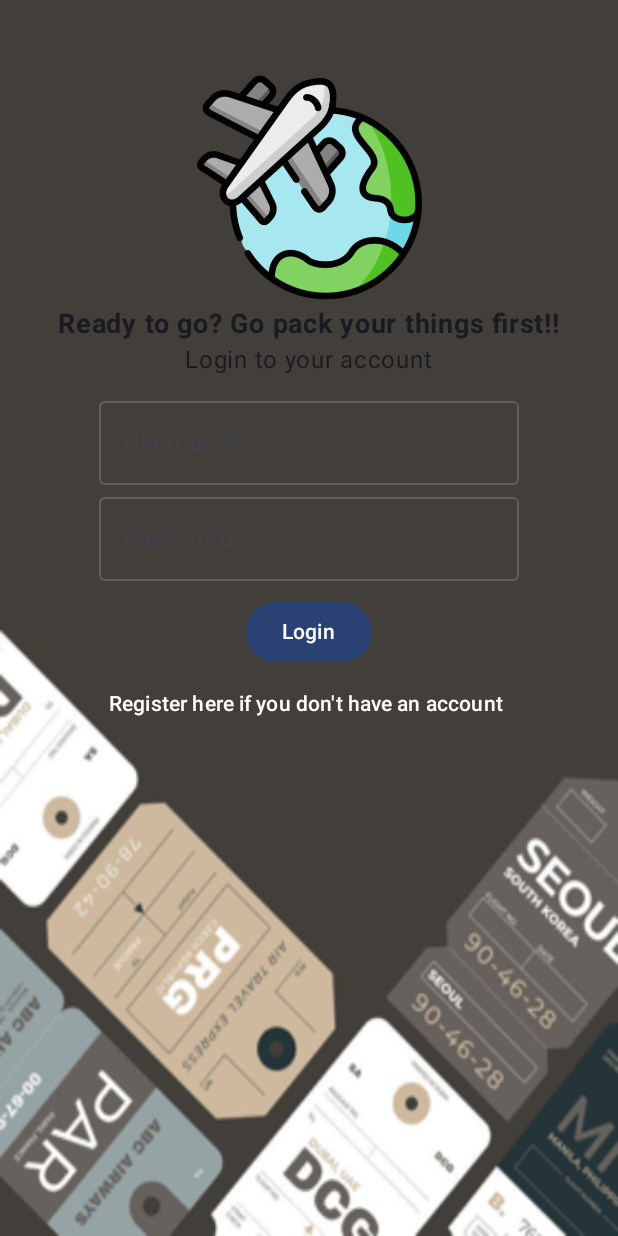
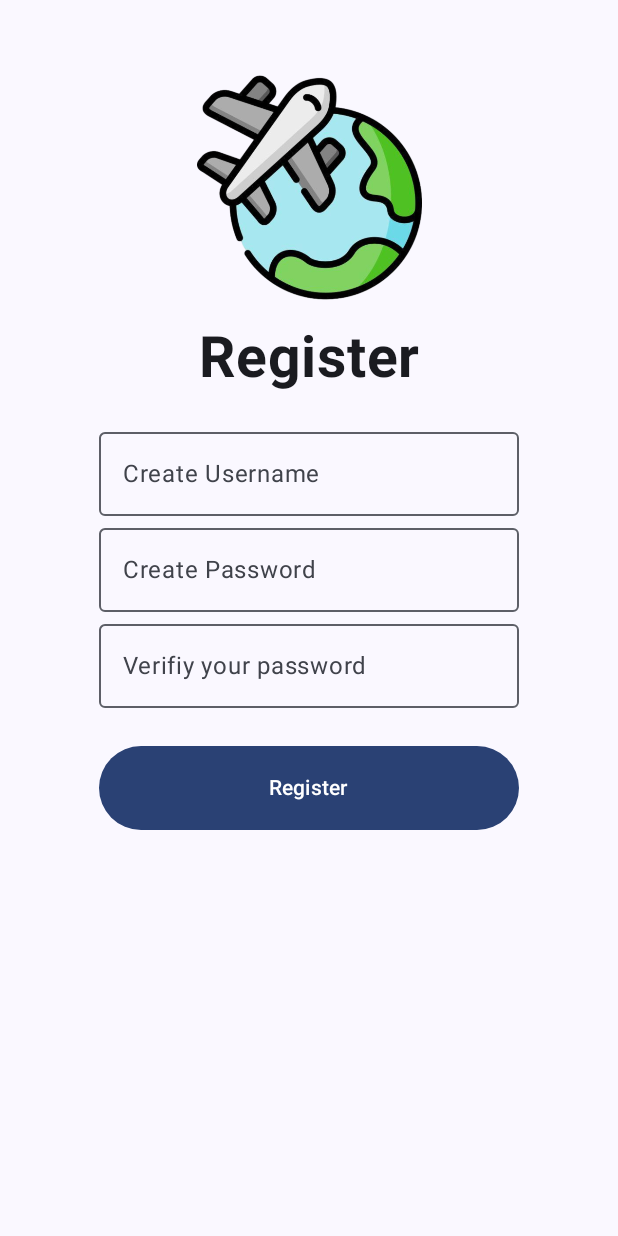
Before and after one commit to mariael30/packers, an Android app built with Jetpack Compose: the screen it shows after launch (MainActivity), after a tap on "Register here if you don't have an accou", on a phone screen of 412 x 824 dp. Run offline under Robolectric (Android 15) with nearby library versions, the phone set to English and light mode, and no system bars.

Commit message:
login dan register terinisialisasi dengan datastore

```diff
--- a/app/build.gradle.kts
+++ b/app/build.gradle.kts
@@ -75,6 +75,7 @@ dependencies {
     implementation("androidx.room:room-ktx:2.6.1")
     implementation("androidx.room:room-runtime:2.6.1")
     implementation("androidx.room:room-ktx:2.6.1")
+    implementation("androidx.datastore:datastore-preferences:1.0.0")
     ksp("androidx.room:room-compiler:2.6.1")
     testImplementation("junit:junit:4.13.2")
     androidTestImplementation("androidx.test.ext:junit:1.1.5")
--- a/app/src/main/java/org/d3if3137/packers/MainActivity.kt
+++ b/app/src/main/java/org/d3if3137/packers/MainActivity.kt
@@ -1,57 +1,23 @@
 package org.d3if3137.packers
 
-import android.content.res.Configuration
+import android.content.Intent
 import android.os.Bundle
 import androidx.activity.ComponentActivity
 import androidx.activity.compose.setContent
-import androidx.compose.foundation.Image
-import androidx.compose.foundation.layout.Arrangement
-import androidx.compose.foundation.layout.Box
-import androidx.compose.foundation.layout.Column
-import androidx.compose.foundation.layout.PaddingValues
 import androidx.compose.foundation.layout.fillMaxSize
-import androidx.compose.foundation.layout.fillMaxWidth
-import androidx.compose.foundation.layout.padding
-import androidx.compose.foundation.layout.size
-import androidx.compose.material3.Button
-import androidx.compose.material3.ExperimentalMaterial3Api
 import androidx.compose.material3.MaterialTheme
-import androidx.compose.material3.Scaffold
 import androidx.compose.material3.Surface
-import androidx.compose.material3.Text
-import androidx.compose.material3.TopAppBar
-import androidx.compose.material3.TopAppBarDefaults
-import androidx.compose.runtime.Composable
-import androidx.compose.ui.Alignment
+import androidx.compose.runtime.collectAsState
+import androidx.compose.runtime.getValue
 import androidx.compose.ui.Modifier
-import androidx.compose.ui.layout.ContentScale
-import androidx.compose.ui.node.ModifierNodeElement
-import androidx.compose.ui.res.painterResource
-import androidx.compose.ui.res.stringResource
-import androidx.compose.ui.tooling.preview.Preview
-import androidx.compose.ui.unit.dp
-import androidx.core.content.ContextCompat.startActivity
-import android.content.Context
-import androidx.compose.foundation.layout.Spacer
-import androidx.compose.foundation.layout.height
-import androidx.compose.runtime.*
 import androidx.compose.ui.platform.LocalContext
-import androidx.compose.ui.text.font.FontWeight
-import androidx.compose.ui.unit.sp
-import androidx.lifecycle.viewmodel.compose.viewModel
-import androidx.compose.material3.*
-import androidx.compose.ui.graphics.Color
 import androidx.navigation.NavController
 import androidx.navigation.compose.rememberNavController
-import org.d3if3137.packers.database.PacksDb
 import org.d3if3137.packers.navigation.SetupNavGraph
-//import androidx.compose.ui.platform.AmbientContext
-//import kotlinx.coroutines.flow.internal.NoOpContinuation.context
+import org.d3if3137.packers.ui.theme.ListActivity
 import org.d3if3137.packers.ui.theme.PackersTheme
 
-
 class MainActivity : ComponentActivity() {
-
     override fun onCreate(savedInstanceState: Bundle?) {
         super.onCreate(savedInstanceState)
         setContent {
@@ -66,87 +32,3 @@ class MainActivity : ComponentActivity() {
         }
     }
 }
-
-    @OptIn(ExperimentalMaterial3Api::class)
-    @Composable
-    fun MainScreen(content: @Composable (Modifier) -> Unit) {
-        Scaffold(
-
-        ) { padding ->
-            content(Modifier.padding(padding))
-        }
-    }
-
-    @Composable
-    fun Start(navController: NavController) {
-        MainScreen { modifier ->
-            val context = LocalContext.current
-
-            Box(
-                modifier = modifier.fillMaxSize()
-            ){
-                Image(
-                    painter = painterResource(id = R.drawable.bggg),
-                    contentDescription = stringResource(R.string.gambar),
-                    contentScale = ContentScale.FillBounds,
-                    modifier = Modifier.matchParentSize()
-                )
-            }
-            Column(
-                modifier = Modifier
-                    .fillMaxSize()
-                    .padding(top = 50.dp),
-                horizontalAlignment = Alignment.CenterHorizontally
-            ){
-                Image(painter = painterResource(id = R.drawable.logo_packers),
-                    contentDescription = stringResource(R.string.logo_login),
-                    modifier = Modifier.size(150.dp)
-                )
-                Spacer(modifier = Modifier.height(4.dp))
-
-                Text(text = stringResource(R.string.opening),
-                    fontSize = 18.sp,
-                    fontWeight = FontWeight.Bold)
-
-                Text(text = stringResource(R.string.login_first))
-
-                Spacer(modifier = Modifier.height(7.dp))
-
-                OutlinedTextField(
-                    value = "",
-                    onValueChange = {},
-                    label = {
-                    Text(text = stringResource(R.string.username))
-                })
-
-                OutlinedTextField(
-                    value = "",
-                    onValueChange = {},
-                    label = {
-                        Text(text = stringResource(R.string.password))
-                    }
-                )
-                Spacer(modifier = Modifier.height(10.dp))
-
-                Button(onClick = { /*TODO*/ }) {
-                    Text(text = stringResource(id = R.string.login))
-                }
-                TextButton(onClick = {},
-                    colors = ButtonDefaults.textButtonColors(
-                        contentColor = Color.White)
-                    ){
-                    Text(text = stringResource(id = R.string.dont_have_account))
-                }
-            }
-        }
-    }
-
-
-@Preview(uiMode = Configuration.UI_MODE_NIGHT_YES, showBackground = true)
-@Preview(showBackground = true)
-@Composable
-fun ScreenPreview() {
-    PackersTheme {
-        Start(rememberNavController())
-    }
-}
--- /dev/null
+++ b/app/src/main/java/org/d3if3137/packers/MainScreen.kt
@@ -0,0 +1,181 @@
+package org.d3if3137.packers
+
+import android.content.res.Configuration
+import androidx.compose.foundation.Image
+import androidx.compose.foundation.interaction.DragInteraction
+import androidx.compose.foundation.layout.Box
+import androidx.compose.foundation.layout.Column
+import androidx.compose.foundation.layout.fillMaxSize
+import androidx.compose.foundation.layout.padding
+import androidx.compose.foundation.layout.size
+import androidx.compose.material3.Button
+import androidx.compose.material3.MaterialTheme
+import androidx.compose.material3.Surface
+import androidx.compose.material3.Text
+import androidx.compose.runtime.Composable
+import androidx.compose.ui.Alignment
+import androidx.compose.ui.Modifier
+import androidx.compose.ui.layout.ContentScale
+import androidx.compose.ui.res.painterResource
+import androidx.compose.ui.res.stringResource
+import androidx.compose.ui.tooling.preview.Preview
+import androidx.compose.ui.unit.dp
+import androidx.compose.foundation.layout.Spacer
+import androidx.compose.foundation.layout.height
+import androidx.compose.ui.platform.LocalContext
+import androidx.compose.ui.text.font.FontWeight
+import androidx.compose.ui.unit.sp
+import androidx.compose.material3.*
+import androidx.compose.runtime.collectAsState
+import androidx.compose.runtime.getValue
+import androidx.compose.runtime.mutableStateOf
+import androidx.compose.runtime.remember
+import androidx.compose.runtime.rememberCoroutineScope
+import androidx.compose.runtime.setValue
+import androidx.compose.ui.graphics.Color
+import androidx.compose.ui.text.input.PasswordVisualTransformation
+import androidx.navigation.NavController
+import androidx.navigation.NavHostController
+import androidx.navigation.compose.rememberNavController
+import kotlinx.coroutines.flow.first
+import kotlinx.coroutines.launch
+import org.d3if3137.packers.datastore.StoreRegister
+import org.d3if3137.packers.ui.theme.PackersTheme
+
+
+//class MainActivity : ComponentActivity() {
+//    private lateinit var userPreferences: UserPreferences
+//
+//    override fun onCreate(savedInstanceState: Bundle?) {
+//        super.onCreate(savedInstanceState)
+//        userPreferences = UserPreferences(this)
+//        setContent {
+//            PackersTheme {
+//                Surface (
+//                    modifier = Modifier.fillMaxSize(),
+//                    color = MaterialTheme.colorScheme.background
+//                ){
+//                    val navController = rememberNavController()
+//                    val isLoggedIn by userPreferences.isLoggedIn.collectAsState(initial = false)
+//                    if(isLoggedIn){
+//                        startActivity(Intent(this,ListActivity::class.java))
+//                        finish()
+//                    } else {
+//                        Start(navController, userPreferences)
+//                    }
+//                }
+//            }
+//        }
+//    }
+//}
+
+@Composable
+fun MainScreen(navController: NavController) {
+    PackersTheme {
+        Surface(
+            modifier = Modifier.fillMaxSize(),
+            color = MaterialTheme.colorScheme.background
+        ) {
+            Start(rememberNavController())
+        }
+    }
+}
+
+@Composable
+fun Start(navController: NavController) {
+    val context = LocalContext.current
+    val scope = rememberCoroutineScope()
+    val dataStore = remember { StoreRegister(context) }
+    var username by remember { mutableStateOf("") }
+    var password by remember { mutableStateOf("") }
+
+    Box(
+        modifier = Modifier.fillMaxSize()
+    ) {
+        Image(
+            painter = painterResource(id = R.drawable.bggg),
+            contentDescription = stringResource(R.string.gambar),
+            contentScale = ContentScale.FillBounds,
+            modifier = Modifier.matchParentSize()
+        )
+    }
+
+    Column(
+        modifier = Modifier
+            .fillMaxSize()
+            .padding(top = 50.dp),
+        horizontalAlignment = Alignment.CenterHorizontally
+    ) {
+        Image(
+            painter = painterResource(id = R.drawable.logo_packers),
+            contentDescription = stringResource(R.string.logo_login),
+            modifier = Modifier.size(150.dp)
+        )
+        Spacer(modifier = Modifier.height(4.dp))
+
+        Text(
+            text = stringResource(R.string.opening),
+            fontSize = 18.sp,
+            fontWeight = FontWeight.Bold
+        )
+
+        Text(text = stringResource(R.string.login_first))
+
+        Spacer(modifier = Modifier.height(7.dp))
+
+        OutlinedTextField(
+            value = username,
+            onValueChange = { username = it },
+            label = { Text(text = stringResource(R.string.username)) }
+        )
+
+        OutlinedTextField(
+            value = password,
+            onValueChange = { password = it },
+            label = { Text(text = stringResource(R.string.password)) },
+            visualTransformation = PasswordVisualTransformation()
+        )
+
+        Spacer(modifier = Modifier.height(10.dp))
+
+        Button(
+            onClick = {
+                scope.launch {
+                    val savedUsername = dataStore.getUsername.first() ?: ""
+                    val savedPassword = dataStore.getPassword.first() ?: ""
+
+                    if (username == savedUsername && password == savedPassword) {
+                        navController.navigate(Screen.ListBarang.route)
+                    } else {
+
+                    }
+                }
+            },
+            modifier = Modifier.padding(horizontal = 16.dp)
+        ) {
+            Text(text = stringResource(id = R.string.login))
+        }
+
+        TextButton(
+            onClick = {
+                navController.navigate(Screen.FormRegister.route)
+            },
+            colors = ButtonDefaults.textButtonColors(
+                contentColor = Color.White
+            )
+        ) {
+            Text(text = stringResource(id = R.string.dont_have_account))
+        }
+    }
+}
+
+
+
+@Preview(uiMode = Configuration.UI_MODE_NIGHT_YES, showBackground = true)
+@Preview(showBackground = true)
+@Composable
+fun ScreenPreview() {
+    PackersTheme {
+        Start(rememberNavController())
+    }
+}
--- a/app/src/main/java/org/d3if3137/packers/Register.kt
+++ b/app/src/main/java/org/d3if3137/packers/Register.kt
@@ -1,90 +1,146 @@
 package org.d3if3137.packers
 
 import android.content.res.Configuration
+import android.widget.Toast
 import androidx.compose.foundation.Image
+import androidx.compose.foundation.background
 import androidx.compose.foundation.layout.Column
 import androidx.compose.foundation.layout.Spacer
+import androidx.compose.foundation.layout.fillMaxHeight
 import androidx.compose.foundation.layout.fillMaxSize
 import androidx.compose.foundation.layout.fillMaxWidth
 import androidx.compose.foundation.layout.height
 import androidx.compose.foundation.layout.padding
 import androidx.compose.foundation.layout.size
+import androidx.compose.foundation.layout.width
 import androidx.compose.material3.Button
-import androidx.compose.material3.ButtonDefaults
-import androidx.compose.material3.MaterialTheme
 import androidx.compose.material3.OutlinedTextField
+import androidx.compose.material3.Snackbar
+import androidx.compose.material3.Surface
 import androidx.compose.material3.Text
 import androidx.compose.material3.TextButton
 import androidx.compose.runtime.Composable
+import androidx.compose.runtime.getValue
+import androidx.compose.runtime.mutableStateOf
+import androidx.compose.runtime.remember
+import androidx.compose.runtime.rememberCoroutineScope
+import androidx.compose.runtime.rememberUpdatedState
+import androidx.compose.runtime.setValue
 import androidx.compose.ui.Alignment
 import androidx.compose.ui.Modifier
 import androidx.compose.ui.graphics.Color
+import androidx.compose.ui.platform.LocalContext
+import androidx.compose.ui.platform.LocalSoftwareKeyboardController
 import androidx.compose.ui.res.painterResource
 import androidx.compose.ui.res.stringResource
 import androidx.compose.ui.text.font.FontWeight
+import androidx.compose.ui.text.input.PasswordVisualTransformation
+import androidx.compose.ui.text.style.TextAlign
 import androidx.compose.ui.tooling.preview.Preview
 import androidx.compose.ui.unit.dp
 import androidx.compose.ui.unit.sp
+import androidx.navigation.NavController
+import androidx.navigation.compose.rememberNavController
+import kotlinx.coroutines.Dispatchers
+import kotlinx.coroutines.launch
+import kotlinx.coroutines.withContext
+import org.d3if3137.packers.datastore.StoreRegister
 import org.d3if3137.packers.ui.theme.PackersTheme
 
+
 @Composable
-fun Register(){
+fun Register(navController: NavController){
+    val context = LocalContext.current
+    val scope = rememberCoroutineScope()
+    val dataStore = StoreRegister(context)
+    val keyboardController = LocalSoftwareKeyboardController.current
+    var username by remember { mutableStateOf("") }
+    var password by remember { mutableStateOf("") }
+    var verifiyPassword by remember { mutableStateOf("") }
     Column(
         modifier = Modifier
             .fillMaxSize()
-            .padding(),
+            .padding(top = 50.dp),
         horizontalAlignment = Alignment.CenterHorizontally
-    ){
+    ) {
+        Image(
+            painter = painterResource(id = R.drawable.logo_packers),
+            contentDescription = stringResource(R.string.logo_login),
+            modifier = Modifier.size(150.dp)
+        )
+        Surface(
+            modifier = Modifier
+                .fillMaxSize()
+                .background(Color.Gray)
+        ) {
             Text(
                 text = stringResource(R.string.register),
                 modifier = Modifier
                     .fillMaxWidth()
                     .padding(16.dp),
+                textAlign = TextAlign.Center,
                 fontSize = 38.sp,
                 fontWeight = FontWeight.Bold
             )
             Column(
                 modifier = Modifier
                     .fillMaxSize()
-                .padding(top = 50.dp),
+                    .padding(top = 80.dp),
                 horizontalAlignment = Alignment.CenterHorizontally
-        ){
+            ) {
                 OutlinedTextField(
-                value = "",
-                onValueChange = {},
+                    value = username,
+                    onValueChange = {username = it},
                     label = {
                         Text(text = stringResource(R.string.input_username))
                     })
 
                 OutlinedTextField(
-                value = "",
-                onValueChange = {},
+                    value = password,
+                    onValueChange = {password = it},
                     label = {
                         Text(text = stringResource(R.string.input_password))
-                }
+                    },
+                    visualTransformation = PasswordVisualTransformation()
                 )
 
                 OutlinedTextField(
-                value = "",
-                onValueChange = {},
+                    value = verifiyPassword,
+                    onValueChange = {verifiyPassword = it},
                     label = {
                         Text(text = stringResource(R.string.verify_password))
-                })
+                    },
+                    visualTransformation = PasswordVisualTransformation()
+                )
 
-            Spacer(modifier = Modifier.height(10.dp))
+                Spacer(modifier = Modifier.height(25.dp))
 
-            Button(onClick = { /*TODO*/ }) {
+                Button(
+                    onClick = {
+                              scope.launch {
+                                  dataStore.saveUsername(username)
+                                  dataStore.savePassword(password)
+                                  navController.navigate(Screen.Home.route)
+                                  keyboardController?.hide()
+                              }
+                    },
+                    modifier = Modifier
+                        .width(280.dp)
+                        .height(56.dp)
+                ){
                     Text(text = stringResource(id = R.string.register))
                 }
             }
         }
     }
+}
+
 
 @Preview(uiMode = Configuration.UI_MODE_NIGHT_YES, showBackground = true)
 @Preview(showBackground = true)
 @Composable
 fun PreviewRegister() {
     PackersTheme {
-        Register()
+        Register(rememberNavController())
     }
 }
--- a/app/src/main/java/org/d3if3137/packers/Screen.kt
+++ b/app/src/main/java/org/d3if3137/packers/Screen.kt
@@ -4,4 +4,5 @@ sealed class Screen(val route: String) {
     data object Home: Screen("Start")
     data object ListBarang: Screen("ListScreen")
     data object FormBarang: Screen("DetailList")
+    data object FormRegister: Screen("Register")
 }
--- /dev/null
+++ b/app/src/main/java/org/d3if3137/packers/UserPreferences.kt
@@ -0,0 +1,11 @@
+package org.d3if3137.packers
+
+import android.content.Context
+import androidx.datastore.preferences.core.booleanPreferencesKey
+import androidx.datastore.preferences.core.edit
+import androidx.datastore.preferences.core.stringPreferencesKey
+import androidx.datastore.preferences.preferencesDataStore
+import kotlinx.coroutines.flow.Flow
+import kotlinx.coroutines.flow.map
+
+private val Context.dataStore by preferencesDataStore("user_prefs")
--- /dev/null
+++ b/app/src/main/java/org/d3if3137/packers/datastore/StoreRegister.kt
@@ -0,0 +1,39 @@
+package org.d3if3137.packers.datastore
+
+import android.content.Context
+import androidx.datastore.core.DataStore
+import androidx.datastore.preferences.core.Preferences
+import androidx.datastore.preferences.core.edit
+import androidx.datastore.preferences.core.stringPreferencesKey
+import androidx.datastore.preferences.preferencesDataStore
+import kotlinx.coroutines.flow.Flow
+import kotlinx.coroutines.flow.map
+
+class StoreRegister(private val context: Context) {
+    companion object{
+        private val Context.dataStore: DataStore<Preferences> by preferencesDataStore("user_prefs")
+        val USERNAME_KEY = stringPreferencesKey("username")
+        val PASSWORD_KEY = stringPreferencesKey("password")
+    }
+
+    val getUsername: Flow<String?> = context.dataStore.data
+        .map { preferences ->
+            preferences[USERNAME_KEY] ?: ""
+        }
+
+    suspend fun saveUsername(name:String){
+        context.dataStore.edit { preferences ->
+            preferences[USERNAME_KEY] = name
+        }
+    }
+    val getPassword: Flow<String?> = context.dataStore.data
+        .map { preferences ->
+            preferences[PASSWORD_KEY] ?: ""
+        }
+
+    suspend fun savePassword(name:String){
+        context.dataStore.edit { preferences ->
+            preferences[PASSWORD_KEY] = name
+        }
+    }
+}
--- a/app/src/main/java/org/d3if3137/packers/navigation/SetupNavGraph.kt
+++ b/app/src/main/java/org/d3if3137/packers/navigation/SetupNavGraph.kt
@@ -1,12 +1,14 @@
 package org.d3if3137.packers.navigation
 
 import androidx.compose.runtime.Composable
+import androidx.compose.ui.platform.LocalContext
 import androidx.navigation.NavHostController
 import androidx.navigation.compose.NavHost
 import androidx.navigation.compose.composable
 import androidx.navigation.compose.rememberNavController
 import org.d3if3137.packers.DetailList
 import org.d3if3137.packers.ListScreen
+import org.d3if3137.packers.Register
 import org.d3if3137.packers.Screen
 import org.d3if3137.packers.Start
 
@@ -25,5 +27,8 @@ fun SetupNavGraph(navController : NavHostController = rememberNavController()) {
         composable(Screen.FormBarang.route) {
             DetailList(navController)
         }
+        composable(Screen.FormRegister.route) {
+            Register(navController)
+        }
     }
 }
--- a/app/src/main/java/org/d3if3137/packers/ui/theme/ListActivity.kt
+++ b/app/src/main/java/org/d3if3137/packers/ui/theme/ListActivity.kt
@@ -10,7 +10,6 @@ import androidx.compose.material3.Text
 import androidx.compose.runtime.Composable
 import androidx.compose.ui.Modifier
 import androidx.compose.ui.tooling.preview.Preview
-import org.d3if3137.packers.ui.theme.ui.theme.PackersTheme
 
 class ListActivity : ComponentActivity() {
     override fun onCreate(savedInstanceState: Bundle?) {
--- a/app/src/main/res/values/strings.xml
+++ b/app/src/main/res/values/strings.xml
@@ -25,4 +25,6 @@
     <string name="input_username">Create Username</string>
     <string name="input_password">Create Password</string>
     <string name="verify_password">Verifiy your password</string>
+    <string name="dismiss">Abaikan</string>
+    <string name="success_registration">Registration Successfull!</string>
 </resources>
```
Lines whose indentation alone changed are shown as unchanged.
